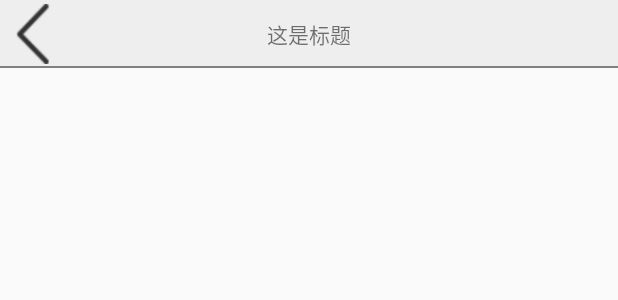
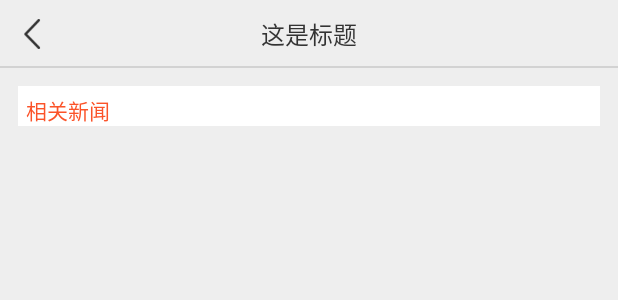
Before and after one commit to zhangchuanchuan/Wanxiang, an Android app: the layout fragment_news_detail.xml on its own in the app's theme, with its tools: preview values and no code run, on a phone screen of 412 x 824 dp. Shown: the top 300 px of the screen. Run offline under Robolectric (Android 15) with nearby library versions, the phone set to English and light mode, and no system bars.

Commit message:
新闻详情

```diff
--- a/app/src/main/java/com/stream/wangxiang/activity/NewsDetailActivity.java
+++ b/app/src/main/java/com/stream/wangxiang/activity/NewsDetailActivity.java
@@ -18,7 +18,7 @@ public class NewsDetailActivity extends BaseActivity{
         String postId = getIntent().getStringExtra(KEY_FOR_POST_ID);
         if(postId != null){
             NewsDetailFragment mFragment = NewsDetailFragment.newInstance(postId);
-            getSupportFragmentManager().beginTransaction().add(android.R.id.content, mFragment);
+            getSupportFragmentManager().beginTransaction().add(android.R.id.content, mFragment).commit();
         }else{
             finish();
         }
--- a/app/src/main/res/layout/fragment_news_detail.xml
+++ b/app/src/main/res/layout/fragment_news_detail.xml
@@ -1,29 +1,61 @@
 <?xml version="1.0" encoding="utf-8"?>
 <LinearLayout xmlns:android="http://schemas.android.com/apk/res/android"
     android:orientation="vertical"
+    android:background="@color/gray_bg_color"
     android:layout_width="match_parent"
     android:layout_height="match_parent">
     <RelativeLayout
-        android:background="@color/normal_bg_color"
         android:layout_width="match_parent"
         android:layout_height="@dimen/detail_bar_height">
     <ImageView
+        android:id="@+id/img_back"
         android:layout_width="wrap_content"
         android:layout_centerVertical="true"
-        android:layout_height="40dp"
+        android:layout_height="@dimen/arrow_height"
         android:src="@drawable/ic_left"/>
         <TextView
             android:layout_width="wrap_content"
             android:layout_height="wrap_content"
             android:layout_centerInParent="true"
+            android:textSize="16dp"
+            android:textColor="@color/text_hard_gray_color"
             android:maxLines="1"
             android:text="这是标题"/>
         <View
             android:layout_width="match_parent"
             android:layout_height="1dp"
             android:layout_alignParentBottom="true"
-            android:background="@color/gray"/>
+            android:background="@color/divider_gray"/>
     </RelativeLayout>
+
+    <ScrollView
+        android:id="@+id/news_content"
+        android:layout_width="match_parent"
+        android:layout_height="match_parent">
+
+        <LinearLayout
+            android:orientation="vertical"
+            android:layout_width="match_parent"
+            android:layout_height="12dp"
+            android:layout_marginLeft="12dp"
+            android:layout_marginRight="12dp"
+            android:layout_marginTop="12dp"
+            android:background="@color/white">
+            <TextView
+                android:layout_width="wrap_content"
+                android:layout_height="wrap_content"
+                android:layout_marginLeft="5dp"
+                android:layout_marginTop="5dp"
+                android:textColor="@color/text_brick_red_color"
+                android:text="相关新闻"/>
+            <ListView
+                android:id="@+id/relation_news_list"
+                android:layout_width="match_parent"
+                android:layout_height="wrap_content">
+
+            </ListView>
+        </LinearLayout>
+    </ScrollView>
 
 
 </LinearLayout>
--- a/app/src/main/res/values/colors.xml
+++ b/app/src/main/res/values/colors.xml
@@ -10,6 +10,9 @@
     <!--灰色背景-->
     <color name="light_gray_bg_color">#F8F8F8</color>
     <!--浅灰色背景-->
+
+    <!--分割线灰色-->
+    <color name="divider_gray">#D2D2D2</color>
 
 
     <color name="wanxiang_color">#FF472E</color>
--- a/app/src/main/res/values/dimen.xml
+++ b/app/src/main/res/values/dimen.xml
@@ -19,5 +19,6 @@
 
     <!--新闻详情-->
     <dimen name="detail_bar_height">45dp</dimen>
+    <dimen name="arrow_height">20dp</dimen>
 
 </resources>
```
Also changed, not shown: app/src/main/java/com/stream/wangxiang/adapter/NewsItemAdapter.java (+1 -6 lines), app/src/main/java/com/stream/wangxiang/fragment/NewsDetailFragment.java (+15 -1 lines), app/src/main/java/com/stream/wangxiang/vo/NewsDetailVo.java (added, +120 -0 lines), app/src/main/java/com/stream/wangxiang/vo/NewsImg.java (added, +44 -0 lines), app/src/main/java/com/stream/wangxiang/vo/RelationNews.java (added, +61 -0 lines).
